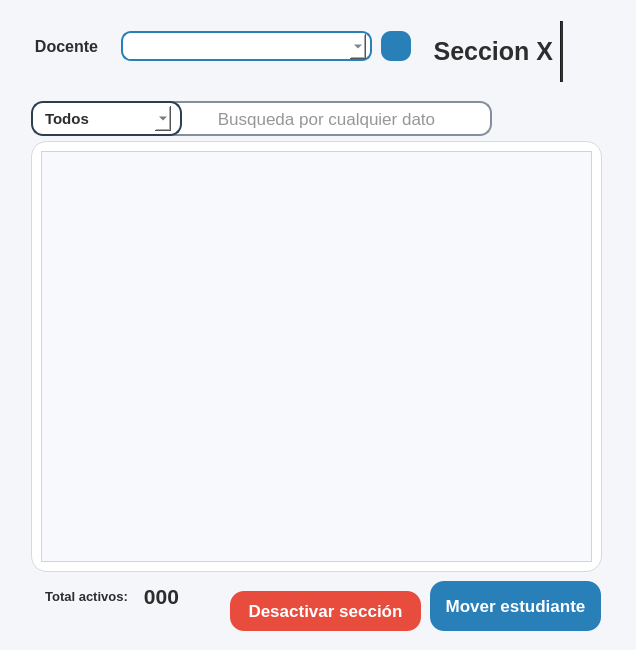
Qt form resources/ui/detalles_seccion.ui (Proyecto-Uptjaa/Proyecto_SIRA) before a commit.
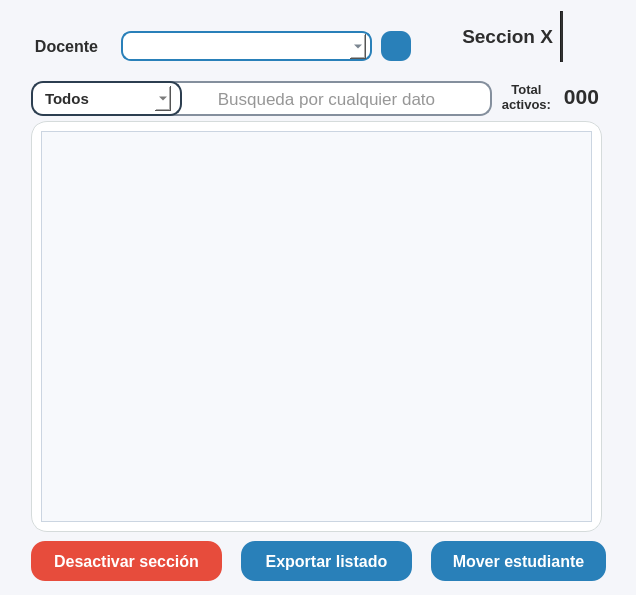
The same form after that commit. Icons and pictures are not drawn.

Commit message:
feat: Exportar listado estudiantes en seccion
- Nueva funcion para generar el listado de estudiantes activos en una
  seccion (detalles seccion).
- Ajuste en archivos .ui: Tamaños de ventana fijos

What changed in the file:
```diff
--- a/resources/ui/detalles_seccion.ui
+++ b/resources/ui/detalles_seccion.ui
@@ -7,19 +7,19 @@
     <x>0</x>
     <y>0</y>
     <width>636</width>
-    <height>650</height>
+    <height>595</height>
    </rect>
   </property>
   <property name="minimumSize">
    <size>
     <width>636</width>
-    <height>650</height>
+    <height>595</height>
    </size>
   </property>
   <property name="maximumSize">
    <size>
     <width>636</width>
-    <height>650</height>
+    <height>595</height>
    </size>
   </property>
   <property name="windowTitle">
@@ -63,10 +63,10 @@
      <widget class="QPushButton" name="btnMover_estudiante">
       <property name="geometry">
        <rect>
-        <x>419</x>
-        <y>570</y>
-        <width>171</width>
-        <height>50</height>
+        <x>420</x>
+        <y>530</y>
+        <width>175</width>
+        <height>40</height>
        </rect>
       </property>
       <property name="sizePolicy">
@@ -90,7 +90,7 @@
       <property name="font">
        <font>
         <family>Segoe UI</family>
-        <pointsize>13</pointsize>
+        <pointsize>12</pointsize>
         <bold>true</bold>
        </font>
       </property>
@@ -105,7 +105,7 @@
 	background-color: #2980b9;
     color: #FFFFFF;
     border: none;
-    padding: 8px 10px;
+    padding: 6px 6px;
     border-radius: 14px;
 }
 QPushButton:hover {
@@ -117,8 +117,8 @@
       </property>
       <property name="iconSize">
        <size>
-        <width>20</width>
-        <height>20</height>
+        <width>18</width>
+        <height>18</height>
        </size>
       </property>
      </widget>
@@ -126,14 +126,14 @@
       <property name="geometry">
        <rect>
         <x>560</x>
-        <y>10</y>
-        <width>50</width>
-        <height>61</height>
+        <y>0</y>
+        <width>45</width>
+        <height>51</height>
        </rect>
       </property>
       <property name="minimumSize">
        <size>
-        <width>50</width>
+        <width>40</width>
         <height>50</height>
        </size>
       </property>
@@ -160,15 +160,15 @@
       <property name="geometry">
        <rect>
         <x>549</x>
-        <y>10</y>
+        <y>0</y>
         <width>3</width>
-        <height>61</height>
+        <height>51</height>
        </rect>
       </property>
       <property name="minimumSize">
        <size>
         <width>3</width>
-        <height>61</height>
+        <height>51</height>
        </size>
       </property>
       <property name="maximumSize">
@@ -188,15 +188,15 @@
       <property name="geometry">
        <rect>
         <x>411</x>
-        <y>10</y>
+        <y>0</y>
         <width>131</width>
-        <height>61</height>
+        <height>51</height>
        </rect>
       </property>
       <property name="font">
        <font>
         <family>Segoe UI</family>
-        <pointsize>19</pointsize>
+        <pointsize>14</pointsize>
         <bold>true</bold>
        </font>
       </property>
@@ -230,9 +230,9 @@
       <property name="geometry">
        <rect>
         <x>20</x>
-        <y>130</y>
+        <y>110</y>
         <width>571</width>
-        <height>431</height>
+        <height>411</height>
        </rect>
       </property>
       <property name="minimumSize">
@@ -345,7 +345,7 @@
       <property name="geometry">
        <rect>
         <x>20</x>
-        <y>90</y>
+        <y>70</y>
         <width>151</width>
         <height>35</height>
        </rect>
@@ -453,7 +453,7 @@
       <property name="geometry">
        <rect>
         <x>150</x>
-        <y>90</y>
+        <y>70</y>
         <width>331</width>
         <height>35</height>
        </rect>
@@ -545,8 +545,8 @@
      <widget class="QPushButton" name="btnDesactivar_seccion">
       <property name="geometry">
        <rect>
-        <x>219</x>
-        <y>580</y>
+        <x>20</x>
+        <y>530</y>
         <width>191</width>
         <height>40</height>
        </rect>
@@ -572,7 +572,7 @@
       <property name="font">
        <font>
         <family>Segoe UI</family>
-        <pointsize>13</pointsize>
+        <pointsize>12</pointsize>
         <bold>true</bold>
        </font>
       </property>
@@ -603,17 +603,17 @@
       </property>
       <property name="iconSize">
        <size>
-        <width>20</width>
-        <height>20</height>
+        <width>18</width>
+        <height>18</height>
        </size>
       </property>
      </widget>
      <widget class="QLabel" name="lblTarjeta1_Titulo_7">
       <property name="geometry">
        <rect>
-        <x>20</x>
-        <y>570</y>
-        <width>111</width>
+        <x>480</x>
+        <y>70</y>
+        <width>71</width>
         <height>31</height>
        </rect>
       </property>
@@ -625,7 +625,7 @@
        </font>
       </property>
       <property name="styleSheet">
-       <string notr="true"/>
+       <string notr="true">background-color: transparent;</string>
       </property>
       <property name="text">
        <string>Total activos:</string>
@@ -640,8 +640,8 @@
      <widget class="QLabel" name="lblActivos_seccion">
       <property name="geometry">
        <rect>
-        <x>120</x>
-        <y>570</y>
+        <x>540</x>
+        <y>70</y>
         <width>61</width>
         <height>31</height>
        </rect>
@@ -846,6 +846,72 @@
        </property>
       </widget>
      </widget>
+     <widget class="QPushButton" name="btnExportar_listado">
+      <property name="geometry">
+       <rect>
+        <x>230</x>
+        <y>530</y>
+        <width>171</width>
+        <height>40</height>
+       </rect>
+      </property>
+      <property name="sizePolicy">
+       <sizepolicy hsizetype="Minimum" vsizetype="Fixed">
+        <horstretch>0</horstretch>
+        <verstretch>0</verstretch>
+       </sizepolicy>
+      </property>
+      <property name="minimumSize">
+       <size>
+        <width>120</width>
+        <height>40</height>
+       </size>
+      </property>
+      <property name="maximumSize">
+       <size>
+        <width>200</width>
+        <height>60</height>
+       </size>
+      </property>
+      <property name="font">
+       <font>
+        <family>Segoe UI</family>
+        <pointsize>12</pointsize>
+        <bold>true</bold>
+       </font>
+      </property>
+      <property name="cursor">
+       <cursorShape>PointingHandCursor</cursorShape>
+      </property>
+      <property name="layoutDirection">
+       <enum>Qt::LayoutDirection::LeftToRight</enum>
+      </property>
+      <property name="styleSheet">
+       <string notr="true">QPushButton {
+	background-color: #2980b9;
+    color: #FFFFFF;
+    border: none;
+    padding: 6px 6px;
+    border-radius: 14px;
+}
+QPushButton:hover {
+	background-color: #0D47A1
+}</string>
+      </property>
+      <property name="text">
+       <string>Exportar listado</string>
+      </property>
+      <property name="icon">
+       <iconset resource="../icons/resources_ui.qrc">
+        <normaloff>:/icons/pdf_w.png</normaloff>:/icons/pdf_w.png</iconset>
+      </property>
+      <property name="iconSize">
+       <size>
+        <width>18</width>
+        <height>18</height>
+       </size>
+      </property>
+     </widget>
      <zorder>btnMover_estudiante</zorder>
      <zorder>lblLogo_detalle_seccion</zorder>
      <zorder>line_2</zorder>
```
Left out of the diff: 5 changed lines with no effect on the pictures. The commit also changes 21 other files.
